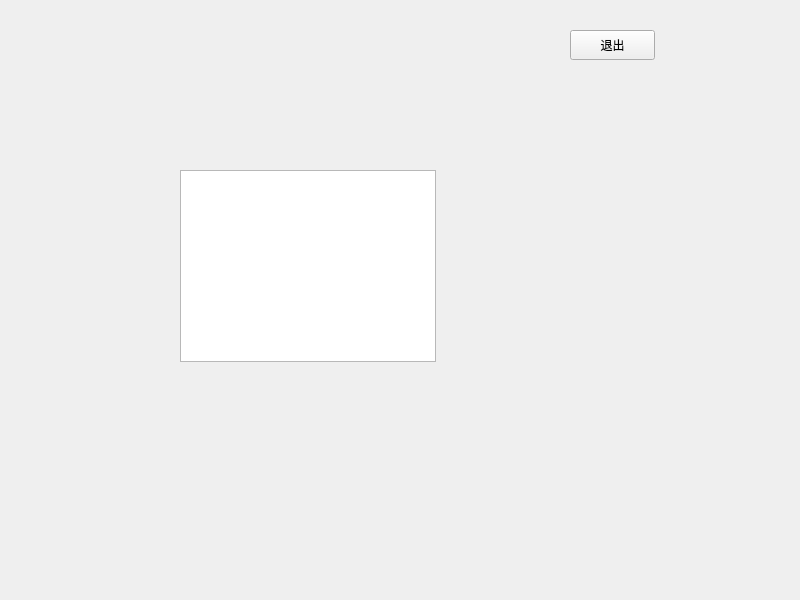
MessengerOfSpring/Grade_Management_System_Qt, file cpp-project/StudentMainWindow.ui: the form before one commit.
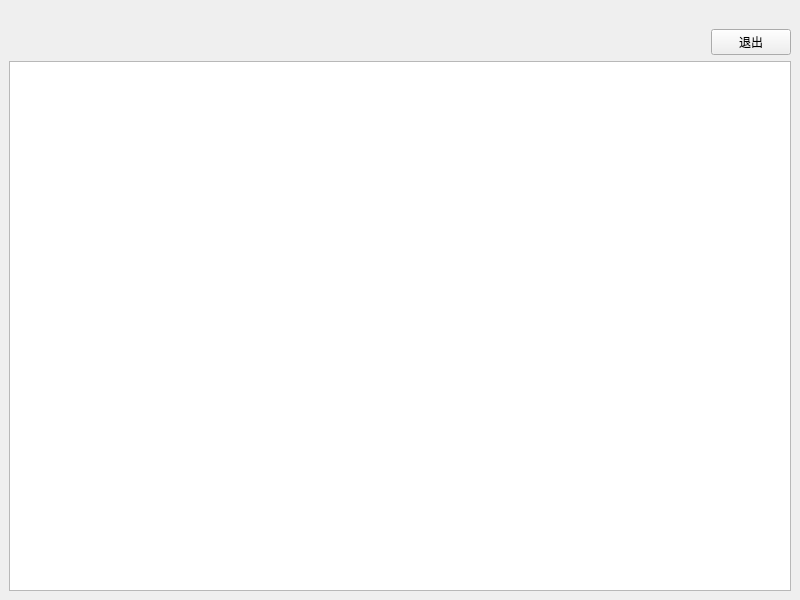
The form after the commit.

Commit message: modify student mainwindow

What changed in the file:
```diff
--- a/cpp-project/StudentMainWindow.ui
+++ b/cpp-project/StudentMainWindow.ui
@@ -14,42 +14,46 @@
    <string>MainWindow</string>
   </property>
   <widget class="QWidget" name="centralwidget">
-   <widget class="QTableWidget" name="tableWidget">
-    <property name="geometry">
-     <rect>
-      <x>180</x>
-      <y>170</y>
-      <width>256</width>
-      <height>192</height>
-     </rect>
-    </property>
-   </widget>
-   <widget class="QPushButton" name="Quit">
-    <property name="geometry">
-     <rect>
-      <x>570</x>
-      <y>30</y>
-      <width>85</width>
-      <height>30</height>
-     </rect>
-    </property>
-    <property name="text">
-     <string>退出</string>
-    </property>
-   </widget>
-   <widget class="QLabel" name="label">
-    <property name="geometry">
-     <rect>
-      <x>110</x>
-      <y>20</y>
-      <width>67</width>
-      <height>17</height>
-     </rect>
-    </property>
-    <property name="text">
-     <string/>
-    </property>
-   </widget>
+   <layout class="QGridLayout" name="gridLayout">
+    <item row="0" column="0">
+     <layout class="QVBoxLayout" name="verticalLayout">
+      <item>
+       <widget class="QLabel" name="label">
+        <property name="text">
+         <string/>
+        </property>
+       </widget>
+      </item>
+      <item>
+       <layout class="QHBoxLayout" name="horizontalLayout">
+        <item>
+         <spacer name="horizontalSpacer">
+          <property name="orientation">
+           <enum>Qt::Horizontal</enum>
+          </property>
+          <property name="sizeHint" stdset="0">
+           <size>
+            <width>40</width>
+            <height>20</height>
+           </size>
+          </property>
+         </spacer>
+        </item>
+        <item>
+         <widget class="QPushButton" name="Quit">
+          <property name="text">
+           <string>退出</string>
+          </property>
+         </widget>
+        </item>
+       </layout>
+      </item>
+      <item>
+       <widget class="QTableWidget" name="tableWidget"/>
+      </item>
+     </layout>
+    </item>
+   </layout>
   </widget>
   <widget class="QMenuBar" name="menubar">
    <property name="geometry">
```
The commit also changes 2 other files.
